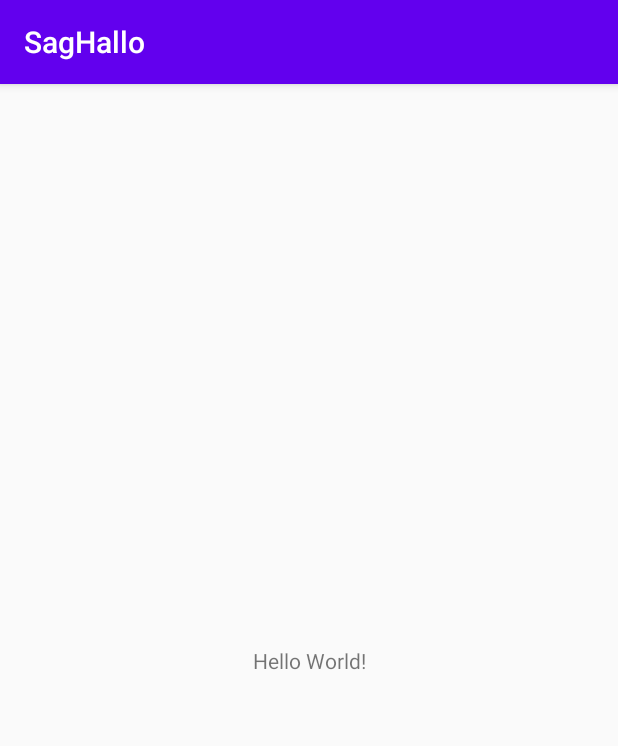
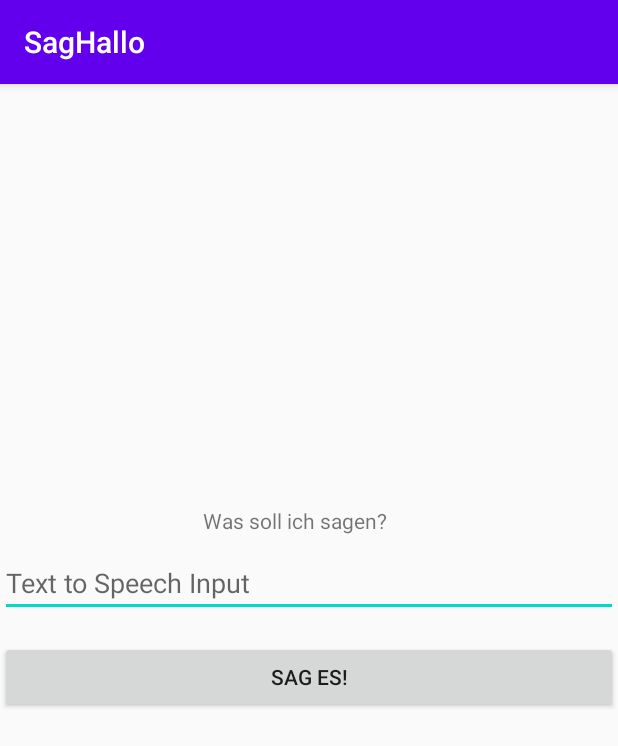
Before and after one commit to andreas-repo/SagHallo, an Android app: the screen it shows after launch (MainActivity), on a phone screen of 412 x 824 dp. Shown: the top 746 px of the screen. Run offline under Robolectric (Android 15) with nearby library versions, the phone set to English and light mode, and no system bars.

Commit message:
-- text input & submit button created -- strings for the widgets created

```diff
--- a/app/src/main/res/layout/activity_main.xml
+++ b/app/src/main/res/layout/activity_main.xml
@@ -7,12 +7,39 @@
     tools:context=".MainActivity">
 
     <TextView
+        android:id="@+id/headingText"
         android:layout_width="wrap_content"
         android:layout_height="wrap_content"
-        android:text="Hello World!"
+        android:text="@string/heading1"
         app:layout_constraintBottom_toBottomOf="parent"
+        app:layout_constraintEnd_toEndOf="parent"
+        app:layout_constraintHorizontal_bias="0.468"
         app:layout_constraintLeft_toLeftOf="parent"
         app:layout_constraintRight_toRightOf="parent"
-        app:layout_constraintTop_toTopOf="parent" />
+        app:layout_constraintStart_toStartOf="parent"
+        app:layout_constraintTop_toTopOf="parent"
+        app:layout_constraintVertical_bias="0.376" />
+
+    <EditText
+        android:id="@+id/editTextInputHint"
+        android:layout_width="0dp"
+        android:layout_height="43dp"
+        android:layout_marginTop="11dp"
+        android:ems="10"
+        android:hint="@string/ttsHintText"
+        android:inputType="textPersonName"
+        app:layout_constraintEnd_toEndOf="parent"
+        app:layout_constraintStart_toStartOf="parent"
+        app:layout_constraintTop_toBottomOf="@+id/headingText" />
+
+    <Button
+        android:id="@+id/submitHintButton"
+        android:layout_width="0dp"
+        android:layout_height="wrap_content"
+        android:layout_marginTop="16dp"
+        android:text="@string/submitTextButton"
+        app:layout_constraintEnd_toEndOf="parent"
+        app:layout_constraintStart_toStartOf="parent"
+        app:layout_constraintTop_toBottomOf="@+id/editTextInputHint" />
 
 </androidx.constraintlayout.widget.ConstraintLayout>
--- a/app/src/main/res/values/strings.xml
+++ b/app/src/main/res/values/strings.xml
@@ -1,3 +1,6 @@
 <resources>
     <string name="app_name">SagHallo</string>
+    <string name="heading1">Was soll ich sagen?</string>
+    <string name="submitTextButton">Sag es!</string>
+    <string name="ttsHintText">Text to Speech Input</string>
 </resources>
```
